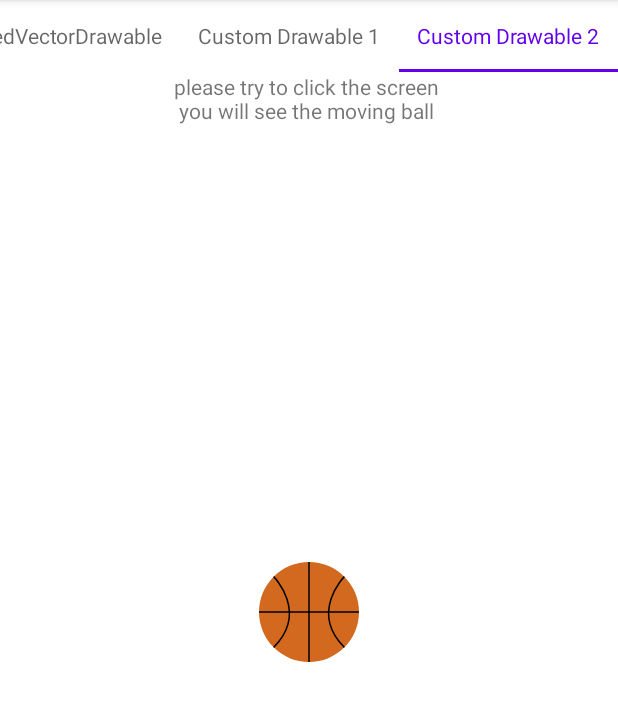
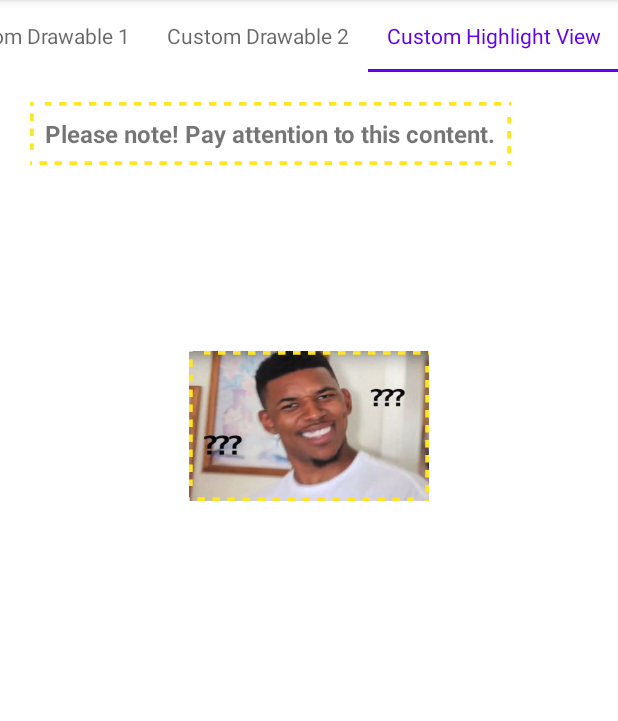
Before and after one commit to JereChen11/Drawable_Learning, an Android app: the screen it shows after launch (MainActivity), on a phone screen of 412 x 824 dp, the part 84-805 px from its top. Run offline under Robolectric (Android 15) with nearby library versions, the phone set to English and light mode, and no system bars.

Commit message:
add custom hightlight view

```diff
--- a/app/src/main/java/com/drawable/learning/MainActivity.kt
+++ b/app/src/main/java/com/drawable/learning/MainActivity.kt
@@ -9,6 +9,7 @@ import com.drawable.learning.fragment.custom.ball.MoveBallFragment
 import com.drawable.learning.fragment.custom.line_chart.LineChartFragment
 import com.drawable.learning.databinding.ActivityMainBinding
 import com.drawable.learning.fragment.*
+import com.drawable.learning.fragment.custom.stroke.HighlightAnimFragment
 import com.google.android.material.tabs.TabLayoutMediator
 
 /**
@@ -32,7 +33,8 @@ class MainActivity : AppCompatActivity() {
             getString(R.string.animation_drawable),
             getString(R.string.animated_vector_drawable),
             getString(R.string.custom_drawable_1),
-            getString(R.string.custom_drawable_2)
+            getString(R.string.custom_drawable_2),
+            getString(R.string.custom_highlight_view)
         )
     }
 
@@ -76,6 +78,7 @@ class MainActivity : AppCompatActivity() {
                     getString(R.string.animation_drawable) -> AnimationDrawableFragment()
                     getString(R.string.animated_vector_drawable) -> AnimatedVectorDrawableFragment()
                     getString(R.string.custom_drawable_1) -> LineChartFragment()
+                    getString(R.string.custom_highlight_view) -> HighlightAnimFragment()
                     else -> MoveBallFragment()
                 }
             }
--- /dev/null
+++ b/app/src/main/java/com/drawable/learning/fragment/custom/stroke/HighlightAnimFragment.kt
@@ -0,0 +1,12 @@
+package com.drawable.learning.fragment.custom.stroke
+
+import com.drawable.learning.databinding.FragmentHighlightAnimBinding
+import com.drawable.learning.fragment.BaseFragment
+
+class HighlightAnimFragment : BaseFragment<FragmentHighlightAnimBinding>() {
+
+
+    override fun initView() {
+    }
+
+}
--- /dev/null
+++ b/app/src/main/java/com/drawable/learning/fragment/custom/stroke/HighlightAnimView.kt
@@ -0,0 +1,80 @@
+package com.drawable.learning.fragment.custom.stroke
+
+import android.animation.ValueAnimator
+import android.content.Context
+import android.graphics.*
+import android.util.AttributeSet
+import android.view.animation.LinearInterpolator
+import android.widget.FrameLayout
+import com.drawable.learning.tools.px
+
+class HighlightAnimView(context: Context, attributeSet: AttributeSet?, defStyleAttr: Int) :
+    FrameLayout(context, attributeSet, defStyleAttr) {
+
+    constructor(context: Context) : this(context, null, 0)
+    constructor(context: Context, attributeSet: AttributeSet?) : this(context, attributeSet, 0)
+
+    private var percent = 0f
+
+    private var realValueAnimator: ValueAnimator =
+        ValueAnimator.ofFloat(0f, 1f).apply {
+            interpolator = LinearInterpolator()
+            repeatCount = ValueAnimator.INFINITE
+            repeatMode = ValueAnimator.RESTART
+            duration = 600
+            addUpdateListener {
+                it.animatedValue.toString().toFloat().let { valuePercent ->
+                    percent = valuePercent
+                }
+                invalidate()
+            }
+            start()
+        }
+
+    init {
+        realValueAnimator.start()
+    }
+
+    private val dashPathEffect by lazy {
+        DashPathEffect(floatArrayOf(5f.px, 5f.px, 5f.px, 5f.px), 1f)
+    }
+
+    private val linePaint = Paint(Paint.ANTI_ALIAS_FLAG).apply {
+        color = Color.parseColor("#FFE524")
+        style = Paint.Style.STROKE
+        strokeWidth = 5f.px
+        pathEffect = dashPathEffect
+    }
+
+    private val topPath = Path()
+    private val rightPath = Path()
+    private val bottomPath = Path()
+    private val leftPath = Path()
+
+    private val distance = 10f.px
+
+    override fun onDraw(canvas: Canvas?) {
+        super.onDraw(canvas)
+
+        topPath.reset()
+        topPath.moveTo(distance * percent, 0f)
+        topPath.lineTo(width.toFloat(), 0f)
+        canvas?.drawPath(topPath, linePaint)
+
+        rightPath.reset()
+        rightPath.moveTo(width.toFloat(), distance * percent)
+        rightPath.lineTo(width.toFloat(), height.toFloat())
+        canvas?.drawPath(rightPath, linePaint)
+
+        bottomPath.reset()
+        bottomPath.moveTo(width.toFloat() - distance * percent, height.toFloat())
+        bottomPath.lineTo(0f, height.toFloat())
+        canvas?.drawPath(bottomPath, linePaint)
+
+        leftPath.reset()
+        leftPath.moveTo(0f, height.toFloat() - distance * percent)
+        leftPath.lineTo(0f, 0f)
+        canvas?.drawPath(leftPath, linePaint)
+    }
+
+}
--- /dev/null
+++ b/app/src/main/res/layout/fragment_highlight_anim.xml
@@ -0,0 +1,52 @@
+<?xml version="1.0" encoding="utf-8"?>
+<androidx.constraintlayout.widget.ConstraintLayout xmlns:android="http://schemas.android.com/apk/res/android"
+    xmlns:app="http://schemas.android.com/apk/res-auto"
+    android:layout_width="match_parent"
+    android:layout_height="match_parent">
+
+    <TextView
+        android:id="@+id/noteTv"
+        android:layout_width="wrap_content"
+        android:layout_height="wrap_content"
+        android:layout_margin="20dp"
+        android:padding="10dp"
+        android:text="@string/please_note"
+        android:textSize="16sp"
+        android:textStyle="bold"
+        app:layout_constraintStart_toStartOf="parent"
+        app:layout_constraintTop_toTopOf="parent" />
+
+    <com.drawable.learning.fragment.custom.stroke.HighlightAnimView
+        android:id="@+id/noteSav"
+        android:layout_width="0dp"
+        android:layout_height="0dp"
+        android:background="@android:color/transparent"
+        app:layout_constraintBottom_toBottomOf="@id/noteTv"
+        app:layout_constraintEnd_toEndOf="@id/noteTv"
+        app:layout_constraintStart_toStartOf="@id/noteTv"
+        app:layout_constraintTop_toTopOf="@id/noteTv" />
+
+    <ImageView
+        android:id="@+id/noteNickIv"
+        android:layout_width="160dp"
+        android:layout_height="100dp"
+        android:scaleType="fitXY"
+        android:src="@drawable/nick"
+        app:layout_constraintBottom_toBottomOf="parent"
+        app:layout_constraintEnd_toEndOf="parent"
+        app:layout_constraintStart_toStartOf="parent"
+        app:layout_constraintTop_toTopOf="parent"
+        app:layout_constraintVertical_bias="0.3" />
+
+    <com.drawable.learning.fragment.custom.stroke.HighlightAnimView
+        android:id="@+id/sav"
+        android:layout_width="0dp"
+        android:layout_height="0dp"
+        android:layout_margin="-20dp"
+        android:background="@android:color/transparent"
+        app:layout_constraintBottom_toBottomOf="@id/noteNickIv"
+        app:layout_constraintEnd_toEndOf="@id/noteNickIv"
+        app:layout_constraintStart_toStartOf="@id/noteNickIv"
+        app:layout_constraintTop_toTopOf="@id/noteNickIv" />
+
+</androidx.constraintlayout.widget.ConstraintLayout>
--- a/app/src/main/res/values/strings.xml
+++ b/app/src/main/res/values/strings.xml
@@ -17,10 +17,13 @@
     <string name="clip_drawable">ClipDrawable</string>
     <string name="custom_drawable_1">Custom Drawable 1</string>
     <string name="custom_drawable_2">Custom Drawable 2</string>
+    <string name="custom_highlight_view">Custom Highlight View</string>
     <string name="line_chart">Line Chart</string>
 
     <string name="try_click_screen">please try to click the screen \n you will see the moving ball</string>
 
     <string name="click_the_image">Click the image to see the effect</string>
 
+    <string name="please_note">Please note! Pay attention to this content.</string>
+
 </resources>
```
